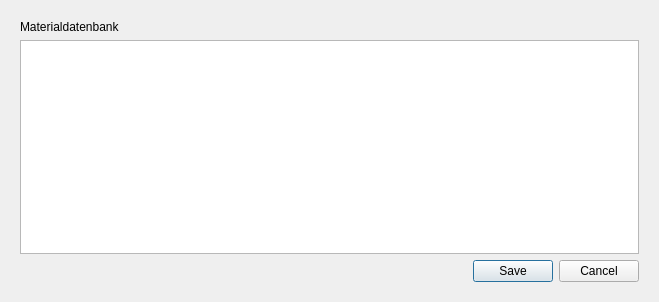
The window that editmatdb.ui (xavor92/Ardis2Holzma) describes before a commit, drawn with Qt 5.
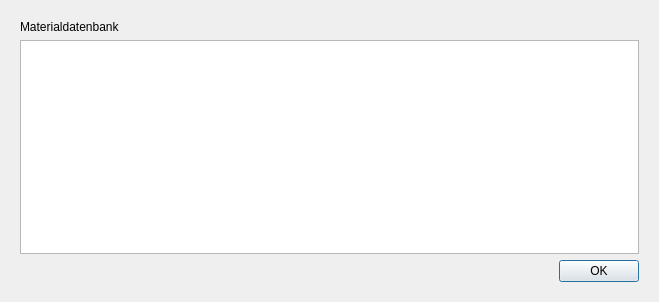
The same window after the commit.

```diff
--- a/editmatdb.ui
+++ b/editmatdb.ui
@@ -33,7 +33,7 @@
          <enum>Qt::Horizontal</enum>
         </property>
         <property name="standardButtons">
-         <set>QDialogButtonBox::Cancel|QDialogButtonBox::Save</set>
+         <set>QDialogButtonBox::Ok</set>
         </property>
        </widget>
       </item>
```
